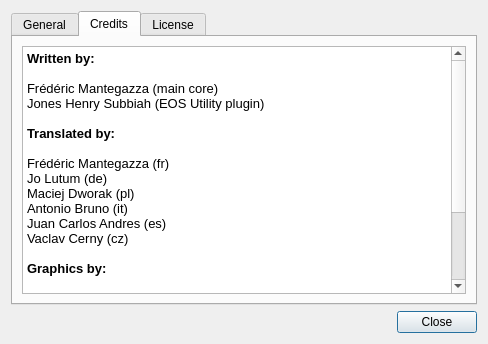
First picture: the form in papywizard/view/ui/helpAboutDialog.ui, repository bingostar89/Papywizard, before the edit.
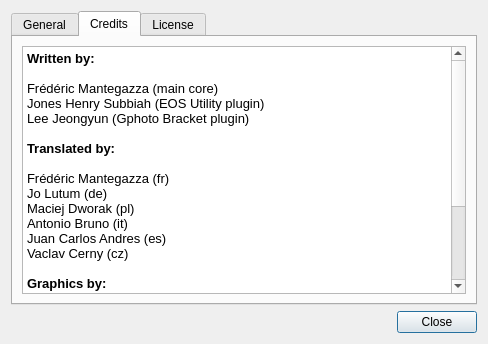
Second picture: the form after the edit. The open tabs and pages were chosen to show the change. Icons and pictures are not drawn.

Diff of the .ui file:
```diff
--- a/papywizard/view/ui/helpAboutDialog.ui
+++ b/papywizard/view/ui/helpAboutDialog.ui
@@ -160,6 +160,7 @@
 &lt;p style=&quot;-qt-paragraph-type:empty; margin-top:0px; margin-bottom:0px; margin-left:0px; margin-right:0px; -qt-block-indent:0; text-indent:0px; font-weight:600;&quot;&gt;&lt;/p&gt;
 &lt;p style=&quot; margin-top:0px; margin-bottom:0px; margin-left:0px; margin-right:0px; -qt-block-indent:0; text-indent:0px;&quot;&gt;Frédéric Mantegazza (main core)&lt;/p&gt;
 &lt;p style=&quot; margin-top:0px; margin-bottom:0px; margin-left:0px; margin-right:0px; -qt-block-indent:0; text-indent:0px;&quot;&gt;Jones Henry Subbiah (EOS Utility plugin)&lt;/p&gt;
+&lt;p style=&quot; margin-top:0px; margin-bottom:0px; margin-left:0px; margin-right:0px; -qt-block-indent:0; text-indent:0px;&quot;&gt;Lee Jeongyun (Gphoto Bracket plugin)&lt;/p&gt;
 &lt;p style=&quot;-qt-paragraph-type:empty; margin-top:0px; margin-bottom:0px; margin-left:0px; margin-right:0px; -qt-block-indent:0; text-indent:0px;&quot;&gt;&lt;/p&gt;
 &lt;p style=&quot; margin-top:0px; margin-bottom:0px; margin-left:0px; margin-right:0px; -qt-block-indent:0; text-indent:0px;&quot;&gt;&lt;span style=&quot; font-weight:600;&quot;&gt;Translated by:&lt;/span&gt;&lt;/p&gt;
 &lt;p style=&quot;-qt-paragraph-type:empty; margin-top:0px; margin-bottom:0px; margin-left:0px; margin-right:0px; -qt-block-indent:0; text-indent:0px; font-weight:600;&quot;&gt;&lt;/p&gt;
@@ -177,7 +178,7 @@
 &lt;p style=&quot;-qt-paragraph-type:empty; margin-top:0px; margin-bottom:0px; margin-left:0px; margin-right:0px; -qt-block-indent:0; text-indent:0px;&quot;&gt;&lt;/p&gt;
 &lt;p style=&quot; margin-top:0px; margin-bottom:0px; margin-left:0px; margin-right:0px; -qt-block-indent:0; text-indent:0px;&quot;&gt;&lt;span style=&quot; font-weight:600;&quot;&gt;Packaged by:&lt;/span&gt;&lt;/p&gt;
 &lt;p style=&quot;-qt-paragraph-type:empty; margin-top:0px; margin-bottom:0px; margin-left:0px; margin-right:0px; -qt-block-indent:0; text-indent:0px;&quot;&gt;&lt;/p&gt;
-&lt;p style=&quot; margin-top:0px; margin-bottom:0px; margin-left:0px; margin-right:0px; -qt-block-indent:0; text-indent:0px;&quot;&gt;Frédéric Mantegazza (linux, windows, maemo)&lt;/p&gt;
+&lt;p style=&quot; margin-top:0px; margin-bottom:0px; margin-left:0px; margin-right:0px; -qt-block-indent:0; text-indent:0px;&quot;&gt;Frédéric Mantegazza (gnu/linux, windows, maemo)&lt;/p&gt;
 &lt;p style=&quot; margin-top:0px; margin-bottom:0px; margin-left:0px; margin-right:0px; -qt-block-indent:0; text-indent:0px;&quot;&gt;Jeremy Pronk (MacOS)&lt;/p&gt;&lt;/body&gt;&lt;/html&gt;</string>
          </property>
         </widget>
```
Left out of the diff: 2 changed lines with no effect on the pictures.
